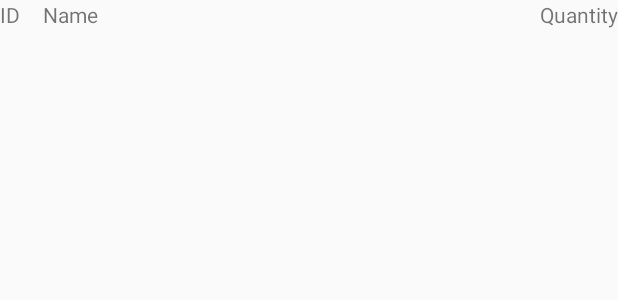
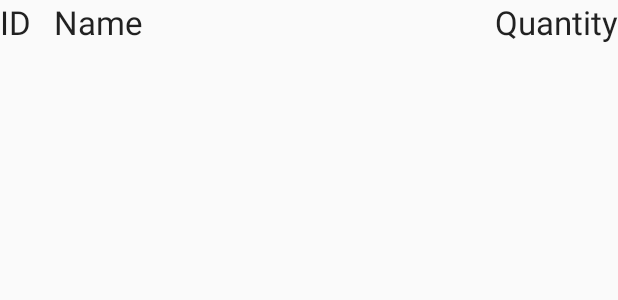
Before and after one commit to macintorch/android-learn-sqlite, an Android app: the layout product_layout.xml on its own in the app's theme, with its tools: preview values and no code run, on a phone screen of 412 x 824 dp. Shown: the top 300 px of the screen. Run offline under Robolectric (Android 15) with nearby library versions, the phone set to English and light mode, and no system bars.

```diff
--- a/app/src/main/res/layout/product_layout.xml
+++ b/app/src/main/res/layout/product_layout.xml
@@ -6,20 +6,25 @@
 
 
     <TextView
-        android:id="@+id/idTextView"
+        android:id="@+id/productIdTextView"
         android:layout_width="wrap_content"
         android:layout_height="wrap_content"
-        android:text="ID"/>
+        android:text="ID"
+        android:textAppearance="@style/TextAppearance.AppCompat.Large"/>
+
     <TextView
         android:id="@+id/productNameTextView"
         android:layout_width="wrap_content"
         android:layout_height="wrap_content"
+        android:layout_weight="1"
+        android:paddingLeft="15dp"
         android:text="Name"
-        android:layout_weight="1"
-        android:paddingLeft="15dp"/>
+        android:textAppearance="@style/TextAppearance.AppCompat.Large"/>
+
     <TextView
         android:id="@+id/productQuantityTextView"
         android:layout_width="wrap_content"
         android:layout_height="wrap_content"
-        android:text="Quantity"/>
+        android:text="Quantity"
+        android:textAppearance="@style/TextAppearance.AppCompat.Large"/>
 </LinearLayout>
```
Also changed, not shown: app/src/main/java/ainor/com/my/sqlitedemo/LoadActivity.java (+18 -0 lines).
